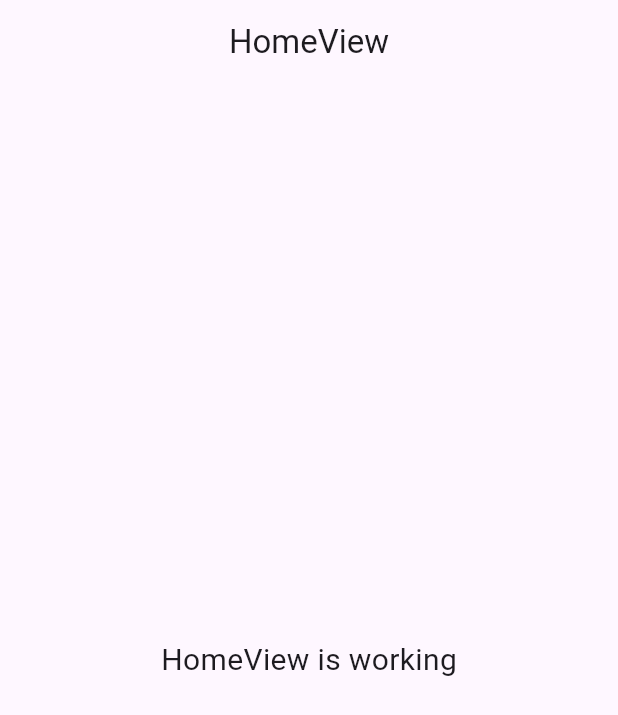
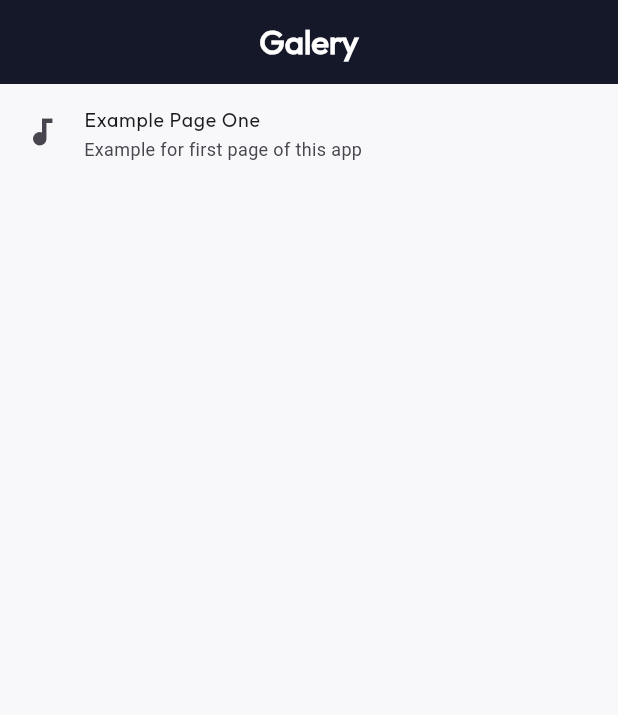
Before and after one commit to calvindany/flutters-app, a Flutter app: the screen it shows after launch, on a phone screen of 412 x 824 dp. Shown: the top 715 px of the screen. Run offline on Flutter 3.47's test engine with Material 3 defaults, Android fonts, the phone set to English and light mode, and no system bars; our stand-ins replace get.

Commit message:
feat: app logo and base home page

```diff
--- /dev/null
+++ b/lib/app/constants/global.dart
@@ -0,0 +1 @@
+const String FONT_OUTFIT = "Outfit";
--- a/lib/app/modules/home/controllers/home_controller.dart
+++ b/lib/app/modules/home/controllers/home_controller.dart
@@ -19,5 +19,7 @@ class HomeController extends GetxController {
     super.onClose();
   }
 
-  void increment() => count.value++;
+  void handleClicked() {
+    print("Event triggered");
+  }
 }
--- a/lib/app/modules/home/views/home_view.dart
+++ b/lib/app/modules/home/views/home_view.dart
@@ -2,7 +2,9 @@ import 'package:flutter/material.dart';
 
 import 'package:get/get.dart';
 
-import '../controllers/home_controller.dart';
+import 'package:flutter_apps/app/modules/home/controllers/home_controller.dart';
+
+import 'package:flutter_apps/app/constants/global.dart';
 
 class HomeView extends GetView<HomeController> {
   const HomeView({super.key});
@@ -10,13 +12,31 @@ class HomeView extends GetView<HomeController> {
   Widget build(BuildContext context) {
     return Scaffold(
       appBar: AppBar(
-        title: const Text('HomeView'),
+        title: const Text(
+          'Galery',
+          style: TextStyle(
+            color: Colors.white,
+            fontWeight: FontWeight.bold,
+            fontFamily: FONT_OUTFIT,
+          ),
+        ),
         centerTitle: true,
+        backgroundColor: const Color(0xFF141828),
       ),
-      body: const Center(
-        child: Text(
-          'HomeView is working',
-          style: TextStyle(fontSize: 20),
+      body: SafeArea(
+        child: Column(
+          children: [
+            ListTile(
+              leading: const Icon(Icons.audiotrack),
+              title: const Text(
+                "Example Page One",
+                style: TextStyle(fontFamily: FONT_OUTFIT),
+              ),
+              subtitle: const Text("Example for first page of this app"),
+              dense: true,
+              onTap: controller.handleClicked,
+            ),
+          ],
         ),
       ),
     );
--- a/lib/main.dart
+++ b/lib/main.dart
@@ -10,6 +10,10 @@ void main() {
       title: "Application",
       initialRoute: AppPages.INITIAL,
       getPages: AppPages.routes,
+      debugShowCheckedModeBanner: false,
+      theme: ThemeData(
+        scaffoldBackgroundColor: const Color(0xFFF8F7F9),
+      ),
     ),
   );
 }
```
Also changed, not shown: pubspec.yaml (+7 -11 lines), fonts/OldStandardTT-Regular.ttf (added), fonts/Outfit-Regular.ttf (added), 7 other files.
